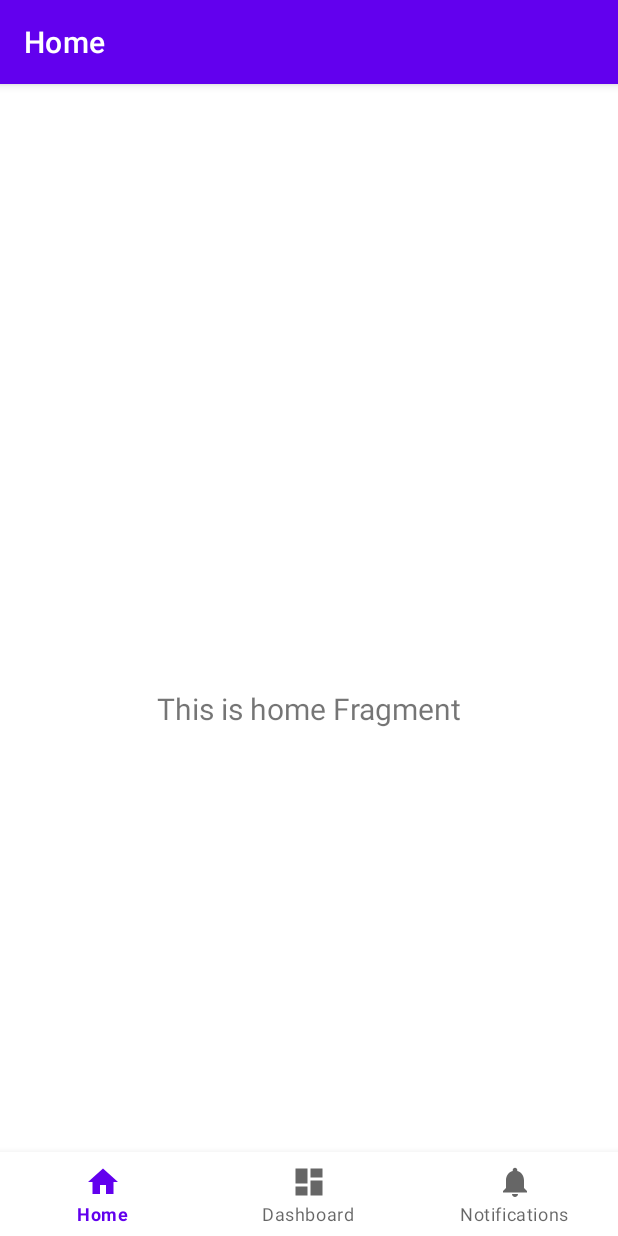
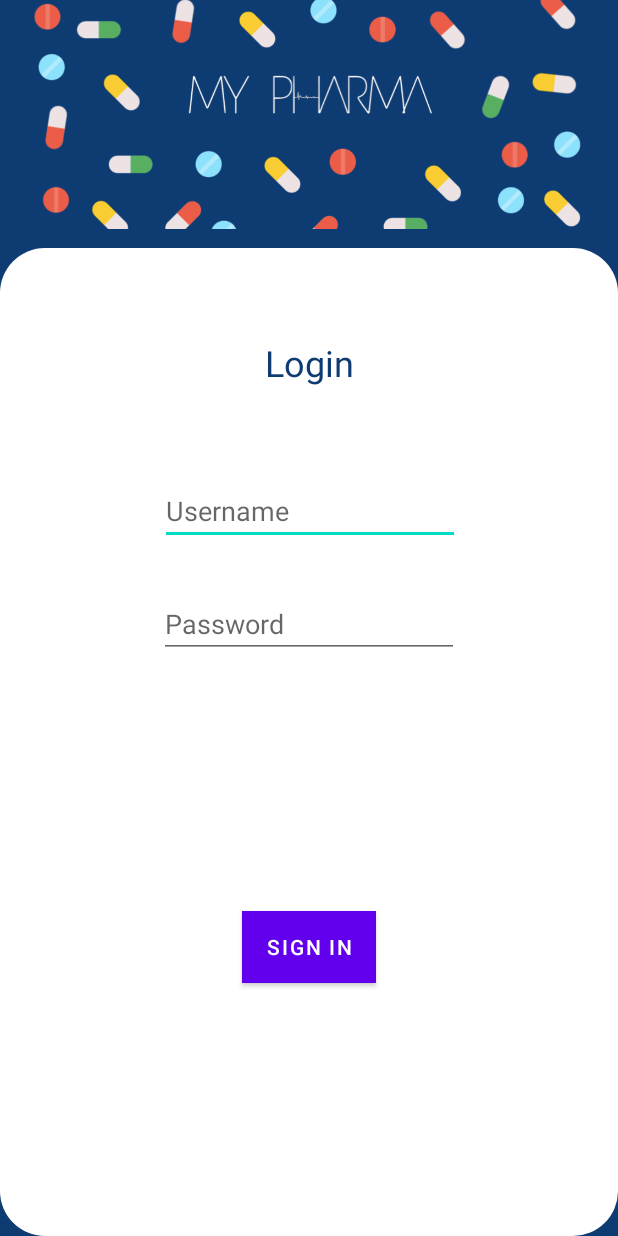
Before and after one commit to Pharma-collect/mobile-app-pro, an Android app: the screen it shows after launch (MainActivity before the commit, LoginActivity after it), on a phone screen of 412 x 824 dp. Run offline under Robolectric (Android 15) with nearby library versions, the phone set to English and light mode, and no system bars; our stand-ins replace Volley.

Commit message:
Splash and login

```diff
--- /dev/null
+++ b/app/src/main/java/fr/isen/emelian/pharma_collect_pro/SplashActivity.kt
@@ -0,0 +1,46 @@
+package fr.isen.emelian.pharma_collect_pro
+
+import androidx.appcompat.app.AppCompatActivity
+import android.os.Bundle
+
+import android.content.Intent
+import android.os.Handler
+import android.view.WindowManager
+
+
+class SplashActivity : AppCompatActivity() {
+
+    var charSequence: CharSequence? = null
+    var index = 0
+    var delay: Long = 200
+    var handler = Handler()
+
+    override fun onCreate(savedInstanceState: Bundle?) {
+        super.onCreate(savedInstanceState)
+        setContentView(R.layout.activity_splash)
+
+        //Get windows size fully fill
+        window.setFlags(
+            WindowManager.LayoutParams.FLAG_FULLSCREEN,
+            WindowManager.LayoutParams.FLAG_FULLSCREEN
+        )
+
+        // Switching Activity at the end
+        Handler().postDelayed({
+            startActivity(
+                Intent(this@SplashActivity, LoginActivity::class.java)
+                    .setFlags(Intent.FLAG_ACTIVITY_NEW_TASK)
+            )
+//            customType(this@SplashActivity, "bottom-to-up")
+            finish()
+        }, 4000)
+    }
+
+    var runnable: Runnable = object : Runnable {
+        override fun run() {
+            if (index < charSequence!!.length) {
+                handler.postDelayed(this, delay)
+            }
+        }
+    }
+}
--- /dev/null
+++ b/app/src/main/res/anim/down_to_up.xml
@@ -0,0 +1,8 @@
+<?xml version="1.0" encoding="utf-8"?>
+<set xmlns:android="http://schemas.android.com/apk/res/android" >
+
+    <translate
+        android:duration="1000"
+        android:fromYDelta="100%"
+        android:toYDelta="0" />
+</set>
--- /dev/null
+++ b/app/src/main/res/drawable/shape.xml
@@ -0,0 +1,7 @@
+<?xml version="1.0" encoding="utf-8"?>
+<shape xmlns:android="http://schemas.android.com/apk/res/android">
+
+    <corners android:radius="30dp"/>
+    <solid android:color="#FFFFFF"/>
+
+</shape>
--- /dev/null
+++ b/app/src/main/res/layout/activity_login.xml
@@ -0,0 +1,83 @@
+<?xml version="1.0" encoding="utf-8"?>
+<androidx.constraintlayout.widget.ConstraintLayout xmlns:android="http://schemas.android.com/apk/res/android"
+    xmlns:app="http://schemas.android.com/apk/res-auto"
+    xmlns:tools="http://schemas.android.com/tools"
+    android:layout_width="match_parent"
+    android:layout_height="match_parent"
+    android:background="#0E3C72"
+    tools:context=".LoginActivity">
+
+
+    <androidx.constraintlayout.widget.ConstraintLayout
+        android:id="@+id/layout"
+        android:layout_width="match_parent"
+        android:layout_height="match_parent"
+        android:layout_marginTop="165dp"
+        android:background="@drawable/shape"
+        app:layout_constraintEnd_toEndOf="parent"
+        app:layout_constraintHorizontal_bias="0.6"
+        app:layout_constraintStart_toStartOf="parent"
+        app:layout_constraintTop_toBottomOf="@+id/imageView">
+
+        <EditText
+            android:id="@+id/etUsername"
+            android:layout_width="200dp"
+            android:layout_height="wrap_content"
+            android:layout_marginTop="60dp"
+            android:ems="10"
+            android:hint="@string/username"
+            app:layout_constraintEnd_toEndOf="parent"
+            app:layout_constraintHorizontal_bias="0.502"
+            app:layout_constraintStart_toStartOf="parent"
+            app:layout_constraintTop_toBottomOf="@+id/login_label" />
+
+        <EditText
+            android:id="@+id/etPassword"
+            android:layout_width="200dp"
+            android:layout_height="wrap_content"
+            android:layout_marginTop="30dp"
+            android:ems="10"
+            android:inputType="textPassword"
+            android:hint="@string/password"
+            app:layout_constraintEnd_toEndOf="parent"
+            app:layout_constraintStart_toStartOf="parent"
+            app:layout_constraintTop_toBottomOf="@+id/etUsername" />
+
+        <Button
+            android:id="@+id/button_log"
+            android:layout_width="wrap_content"
+            android:layout_height="wrap_content"
+            android:text="@string/signin"
+            android:background="#0E3C72"
+            android:onClick="onValidateClicked"
+            app:layout_constraintBottom_toBottomOf="parent"
+            app:layout_constraintEnd_toEndOf="parent"
+            app:layout_constraintStart_toStartOf="parent"
+            app:layout_constraintTop_toBottomOf="@+id/etPassword" />
+
+        <TextView
+            android:id="@+id/login_label"
+            android:layout_width="wrap_content"
+            android:layout_height="wrap_content"
+            android:layout_marginTop="60dp"
+            android:text="@string/login"
+            android:textColor="#0E3C72"
+            android:textSize="24sp"
+            app:layout_constraintEnd_toEndOf="parent"
+            app:layout_constraintStart_toStartOf="parent"
+            app:layout_constraintTop_toTopOf="parent" />
+    </androidx.constraintlayout.widget.ConstraintLayout>
+
+    <ImageView
+        android:id="@+id/imageView"
+        android:layout_width="413dp"
+        android:layout_height="162dp"
+        android:layout_marginTop="-10dp"
+        app:layout_constraintEnd_toEndOf="parent"
+        app:layout_constraintHorizontal_bias="0.0"
+        app:layout_constraintStart_toStartOf="parent"
+        app:layout_constraintTop_toTopOf="parent"
+        app:srcCompat="@drawable/pro_header" />
+
+
+</androidx.constraintlayout.widget.ConstraintLayout>
--- a/app/src/main/res/values/strings.xml
+++ b/app/src/main/res/values/strings.xml
@@ -3,4 +3,10 @@
     <string name="title_home">Home</string>
     <string name="title_dashboard">Dashboard</string>
     <string name="title_notifications">Notifications</string>
+
+    <string name="login">Login</string>
+    <string name="username">Username</string>
+    <string name="password">Password</string>
+    <string name="signin">Sign in</string>
+
 </resources>
--- a/app/src/main/res/values/themes.xml
+++ b/app/src/main/res/values/themes.xml
@@ -13,4 +13,9 @@
         <item name="android:statusBarColor" tools:targetApi="l">?attr/colorPrimaryVariant</item>
         <!-- Customize your theme here. -->
     </style>
+
+    <style name="Theme.NoActionBar" parent="Theme.MaterialComponents.DayNight.NoActionBar">
+        <item name="windowActionBar">false</item>
+        <item name="windowNoTitle">true</item>
+    </style>
 </resources>
```
Also changed, not shown: app/build.gradle (+7 -0 lines), app/src/main/AndroidManifest.xml (+8 -1 lines), app/src/main/java/fr/isen/emelian/pharma_collect_pro/LoginActivity.kt (added, +79 -0 lines), app/src/main/java/fr/isen/emelian/pharma_collect_pro/services/EnableHttps.java (added, +50 -0 lines), app/src/main/res/layout/activity_splash.xml (added, +24 -0 lines), app/src/main/res/drawable/pill.gif (added), app/src/main/res/drawable/pro_header.png (added).
